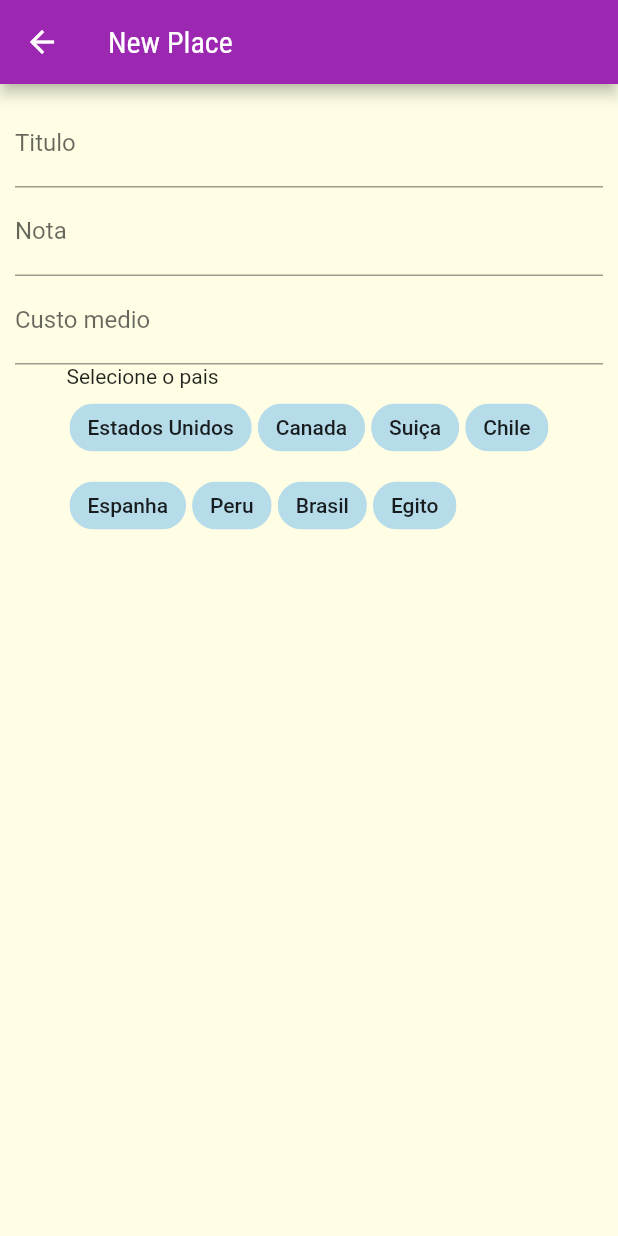
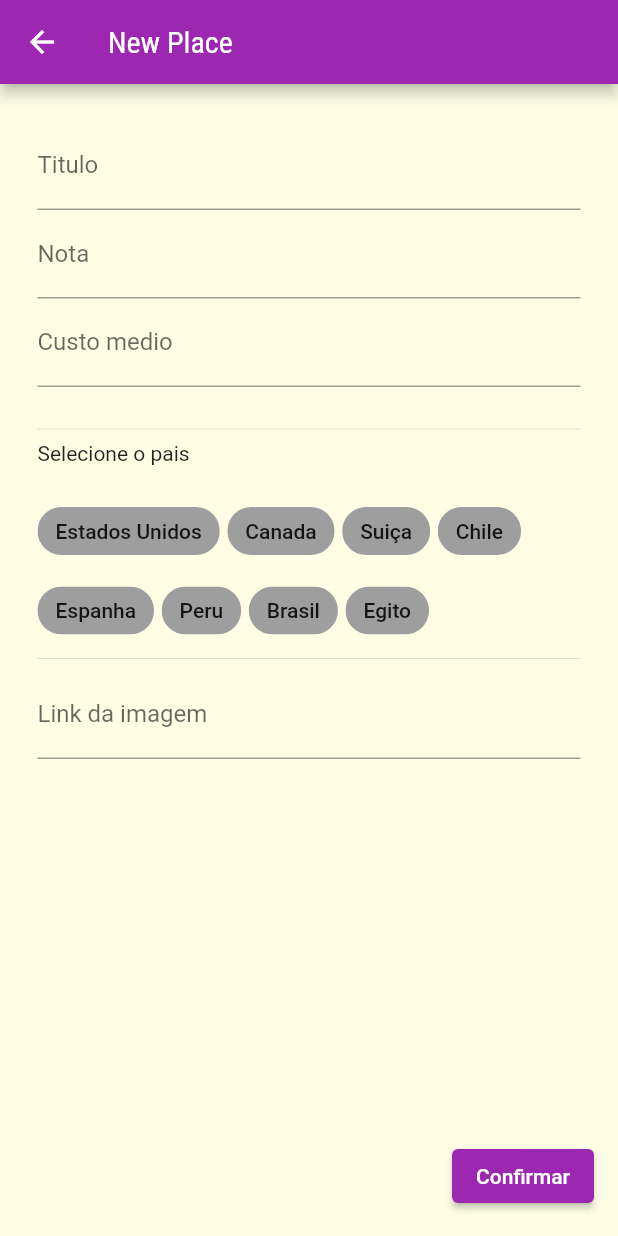
Before and after one commit to HiltonThallyson/-Flutter-miniprojeto03-trip-advices, a Flutter app: the PlaceForm screen opened by its route, on a phone screen of 412 x 824 dp. Run offline on Flutter 3.47's test engine with Material 2 defaults, Android fonts, the phone set to English and light mode, and no system bars; drawn by our look-alikes of multi_select_flutter.

Commit message:
Finished country selection

```diff
--- a/lib/components/main_drawer.dart
+++ b/lib/components/main_drawer.dart
@@ -42,7 +42,7 @@ class MainDrawer extends StatelessWidget {
           _createItem(Icons.place, 'Lugares',
               () => Navigator.of(context).pushReplacementNamed(AppRoutes.HOME)),
           _createItem(
-              Icons.new_label_sharp,
+              Icons.create,
               'Novo Lugar',
               () => Navigator.of(context)
                   .pushReplacementNamed(AppRoutes.NEW_PLACE)),
--- a/lib/screens/place_form.dart
+++ b/lib/screens/place_form.dart
@@ -10,23 +10,50 @@ class PlaceForm extends StatefulWidget {
 }
 
 class _PlaceFormState extends State<PlaceForm> {
-  List<Place> placesList = DUMMY_PLACES;
   final _titleController = TextEditingController();
   final _rateController = TextEditingController();
   final _averageCostController = TextEditingController();
+  final _imgURLController = TextEditingController();
 
-  late String title;
-  late String rate;
-  late String avgCost;
-  String countrySelected = DUMMY_COUNTRIES[0].title;
+  List<String> countries = [];
+  String title = '';
+  String rate = '';
+  String avgCost = '';
+  String imageURL = '';
 
   void _validateRate() {
-    if (_rateController != null) {
+    if (_rateController.value != '') {
+      print('Entrou');
       setState(() {
-        rate = _rateController.text;
+        rate = _rateController.value.toString();
       });
     }
-    print(rate);
+  }
+
+  void _validateCost() {
+    if (_averageCostController.value != '') {
+      setState(() {
+        avgCost = _averageCostController.value.toString();
+      });
+    }
+  }
+
+  void _validateForm() {
+    if (avgCost != '' && rate != '' && title != '' && !countries.isEmpty) {
+      print('ok');
+    }
+  }
+
+  void _countriesHandler(String id) {
+    if (countries.contains(id)) {
+      setState(() {
+        countries.remove(id);
+      });
+    } else {
+      setState(() {
+        countries.add(id);
+      });
+    }
   }
 
   DropdownMenuItem<String> buildMenuItem(String item) {
@@ -44,14 +71,15 @@ class _PlaceFormState extends State<PlaceForm> {
         'New Place',
       )),
       body: Container(
-        padding: EdgeInsets.all(10),
+        padding: EdgeInsets.all(25),
+        child: SingleChildScrollView(
           child: Form(
               child: Column(
             children: [
               TextField(
                 controller: _titleController,
                 decoration: InputDecoration(labelText: 'Titulo'),
-              onEditingComplete: () {
+                onSubmitted: (_) {
                   setState(() {
                     if (_titleController.text != '')
                       title = _titleController.text;
@@ -62,35 +90,65 @@ class _PlaceFormState extends State<PlaceForm> {
                 controller: _rateController,
                 decoration: InputDecoration(labelText: 'Nota'),
                 keyboardType: TextInputType.number,
+                onSubmitted: (_) => _validateRate,
               ),
               TextField(
                 controller: _averageCostController,
                 decoration: InputDecoration(labelText: 'Custo medio'),
                 keyboardType: TextInputType.number,
+                onSubmitted: (_) => _validateCost,
               ),
+              SizedBox(
+                height: 20,
+              ),
+              Divider(),
               Column(
-              mainAxisAlignment: MainAxisAlignment.start,
                 crossAxisAlignment: CrossAxisAlignment.start,
                 children: [
                   Text('Selecione o pais'),
-
-                // required for min/max child size
-
-                MultiSelectChipDisplay(
-                  items: DUMMY_COUNTRIES
-                      .map((country) =>
-                          MultiSelectItem(country.title, country.title))
-                      .toList(),
-                  scroll: true,
+                  SizedBox(
+                    height: 20,
                   ),
+                  Container(
+                    child: Wrap(
+                        spacing: 5,
+                        runSpacing: 5,
+                        children: DUMMY_COUNTRIES
+                            .map(
+                              (country) => FilterChip(
+                                label: Text(country.title),
+                                onSelected: (_) =>
+                                    _countriesHandler(country.id),
+                                backgroundColor:
+                                    Theme.of(context).colorScheme.tertiary,
+                                selectedColor:
+                                    Theme.of(context).colorScheme.primary,
+                                selected: countries.contains(country.id),
+                              ),
+                            )
+                            .toList()),
+                  ),
+                  Divider(),
                   SizedBox(
                     width: 20,
                   ),
+                  TextField(
+                      controller: _imgURLController,
+                      decoration: InputDecoration(labelText: 'Link da imagem'),
+                      onEditingComplete: () => setState(() {
+                            imageURL = _imgURLController.text;
+                          })),
                 ],
               ),
             ],
           )),
         ),
+      ),
+      floatingActionButton: ElevatedButton(
+        child: Text('Confirmar'),
+        onPressed: _validateForm,
+      ),
+      floatingActionButtonLocation: FloatingActionButtonLocation.endFloat,
     );
   }
 }
```
Also changed, not shown: lib/main.dart (+4 -3 lines). Lines whose indentation alone changed are shown as unchanged.
